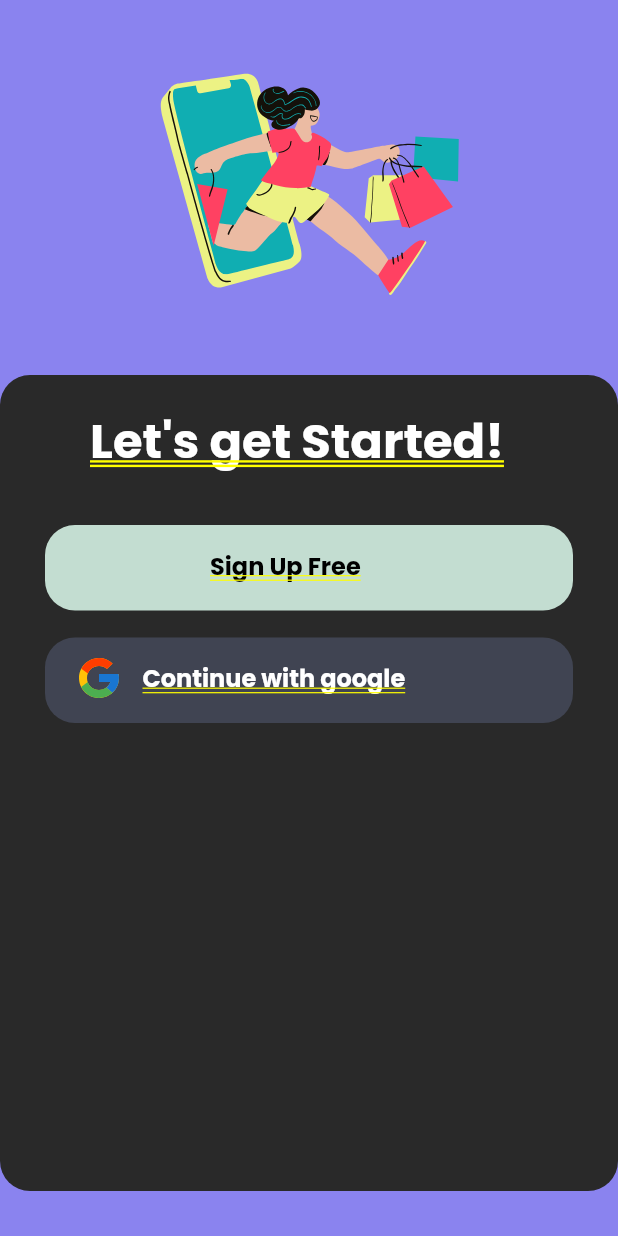
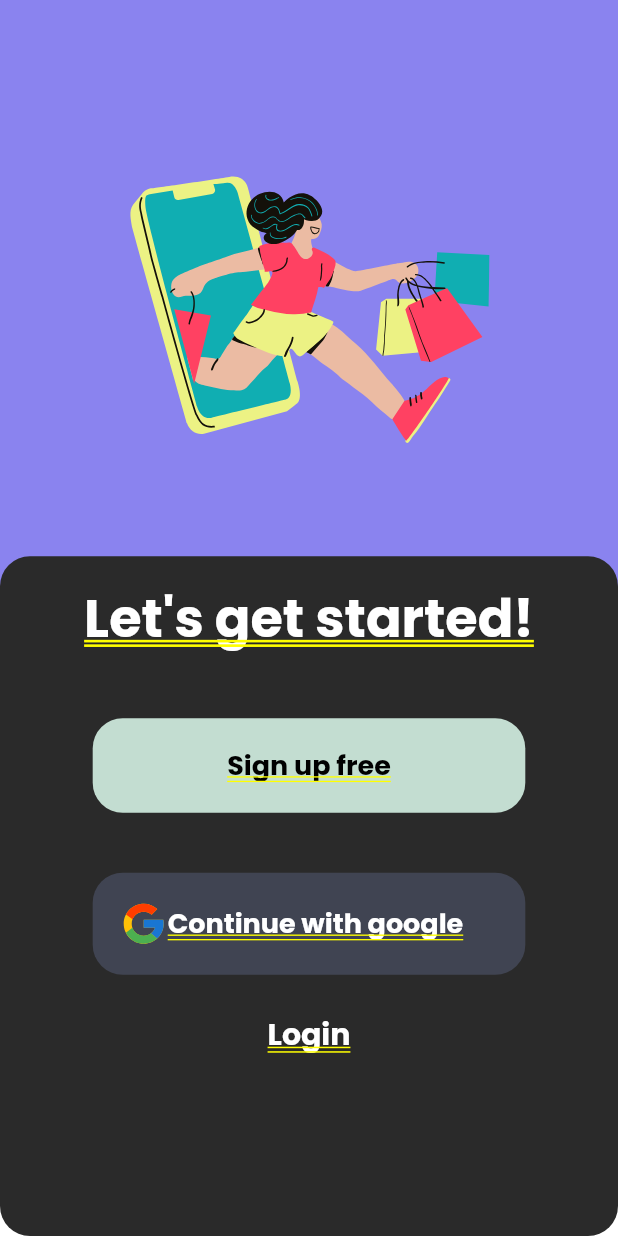
Before and after one commit to Tsabitah07/ecommerce_app, a Flutter app: the screen it shows after launch, on a phone screen of 412 x 824 dp. Run offline on Flutter 3.47's test engine with Material 2 defaults, Android fonts, the phone set to English and light mode, and no system bars; our stand-ins replace flutter_svg, google_fonts.

Commit message:
feat [FT] fix responsive layout starting page

```diff
--- a/lib/view/RegisterPage.dart
+++ b/lib/view/RegisterPage.dart
@@ -1,3 +1,5 @@
+import 'dart:math';
+
 import 'package:flutter/material.dart';
 import 'package:google_fonts/google_fonts.dart';
 import 'package:flutter_svg/flutter_svg.dart';
@@ -7,116 +9,98 @@ import 'package:flutter_svg/flutter_svg.dart';
 class Register extends StatelessWidget {
   @override
   Widget build(BuildContext context) {
-    return Container(
-      color: const Color(0xff8A83EF),
-      child: Stack(
+    return Stack(
       children: [
-          Positioned(
-            left: 35,
-            right: 35,
+        Align(
+          alignment: Alignment.topCenter,
+          child: Container(
+            color: Color(0xff8A83EF),
             child: SvgPicture.asset(
               'assets/images/Reg.svg',
-              width: 250,
-              height: 245,
-            ),
-          ),
-          Positioned(
-            //Card
-            top: 250,
-            left: 0,
-            right: 0,
-            child: Container(
-              width: 280,
-              height: 544,
-              decoration: ShapeDecoration(
-                color: const Color(0xff292929),
-                shape: RoundedRectangleBorder(
-                  borderRadius: BorderRadius.circular(20.0),
+              width: MediaQuery.of(context).size.width,
+              height: MediaQuery.of(context).size.height * .5,
             ),
           ),
         ),
+        Align(
+          alignment: Alignment.bottomCenter,
+          child: Container(
+            decoration: BoxDecoration(
+              color: const Color(0xff2A2A2A),
+              borderRadius: BorderRadius.circular(20),
             ),
-          Positioned(
-            //sign up free card
-            top: 350,
-            left: 30,
-            right: 30,
-            child: Container(
-              width: 280,
-              height: 57,
-              decoration: ShapeDecoration(
-                color: Color(0xffC3DDD1),
-                shape: RoundedRectangleBorder(
-                  borderRadius: BorderRadius.circular(20.0),
-                ),
-              ),
-            ),
-          ),
-          Positioned(
-            top: 270,
-            left: 60,
+            width: MediaQuery.of(context).size.width,
+            height:
+                MediaQuery.of(context).size.height * .55, //fix bottom colors
+            child: Column(children: [
+              Container(
+                padding: EdgeInsets.only(top: 15),
                 child: Text(
-              "Let's get Started!",
+                  "Let's get started!",
                   style: GoogleFonts.poppins(
                     color: Colors.white,
-                fontSize: 32,
+                    fontSize: 35,
                     fontWeight: FontWeight.bold,
                   ),
                 ),
               ),
-          Positioned(
-            top: 365,
-            left: 140,
-            right: 120,
+              Container(
+                padding: EdgeInsets.all(18),
+                width: MediaQuery.of(context).size.width * .7,
+                decoration: BoxDecoration(
+                    color: Color(0xffC3DDD1),
+                    borderRadius: BorderRadius.circular(20)),
+                margin: EdgeInsets.only(top: 40),
+                child: Center(
                   child: Text(
-              "Sign Up Free",
+                    "Sign up free",
                     style: GoogleFonts.poppins(
                         color: Colors.black,
-                fontSize: 16,
-                fontWeight: FontWeight.bold,
+                        fontSize: 18,
+                        fontWeight: FontWeight.bold),
                   ),
                 ),
               ),
-          Positioned(
-            //continue with google card
-            top: 425,
-            left: 30,
-            right: 30,
-            child: Container(
-              width: 280,
-              height: 57,
-              decoration: ShapeDecoration(
-                color: const Color(0xff404452),
-                shape: RoundedRectangleBorder(
-                  borderRadius: BorderRadius.circular(20.0),
+              Container(
+                padding: EdgeInsets.all(18),
+                width: MediaQuery.of(context).size.width * .7,
+                decoration: BoxDecoration(
+                    color: Color(0xff404452),
+                    borderRadius: BorderRadius.circular(20)),
+                margin: EdgeInsets.only(top: 40),
+                child: Center(
+                  child: Row(
+                    children: [
+                      SvgPicture.asset(
+                        "assets/images/Google.svg",
+                        height: 32,
+                        width: 32,
+                      ),
+                      Text(
+                        "Continue with google",
+                        style: GoogleFonts.poppins(
+                            color: Colors.white,
+                            fontSize: 18,
+                            fontWeight: FontWeight.bold),
+                      ),
+                    ],
                   ),
                 ),
               ),
-          ),
-          Positioned(
-            top: 436,
-            left: 50,
-            child: SvgPicture.asset(
-              'assets/images/Google.svg',
-              height: 32,
-              width: 32,
-            ),
-          ),
-          Positioned(
-            top: 440,
-            left: 95,
-            right: 70,
+              Container(
+                margin: EdgeInsets.all(25),
                 child: Text(
-              "Continue with google ",
+                  "Login",
                   style: GoogleFonts.poppins(
                       color: Colors.white,
-                fontSize: 16,
-                fontWeight: FontWeight.bold,
+                      fontSize: 20,
+                      fontWeight: FontWeight.bold),
                 ),
+              )
+            ]),
           ),
         ),
       ],
-      ),
     );
   }
 }
```
Lines whose indentation alone changed are shown as unchanged.
